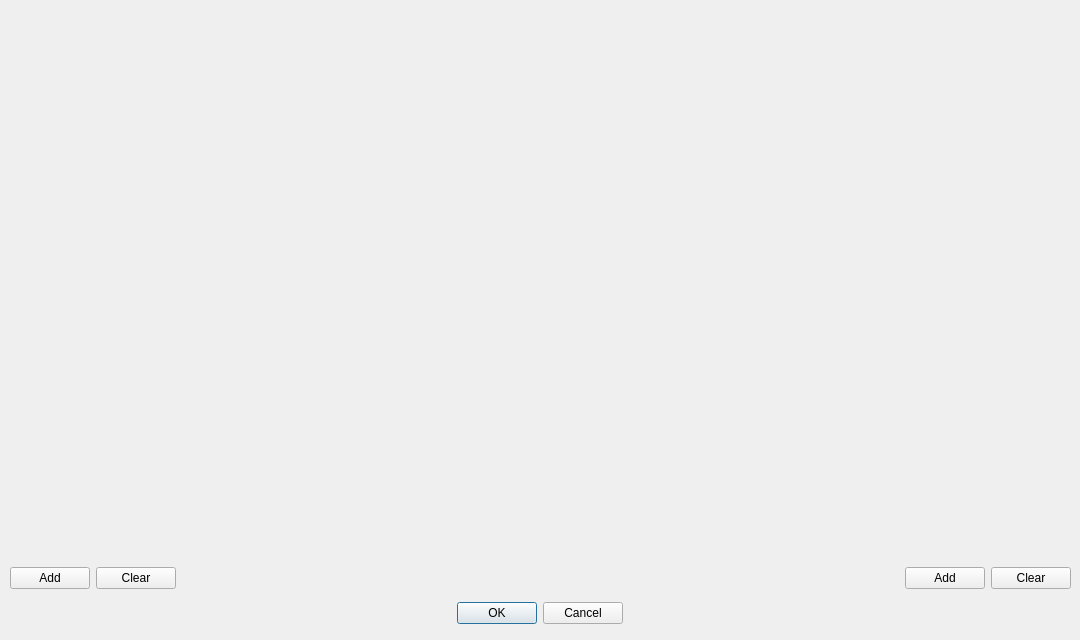
First picture: the form in changetagkeyform.ui, repository Pinadva/Job, before the edit.
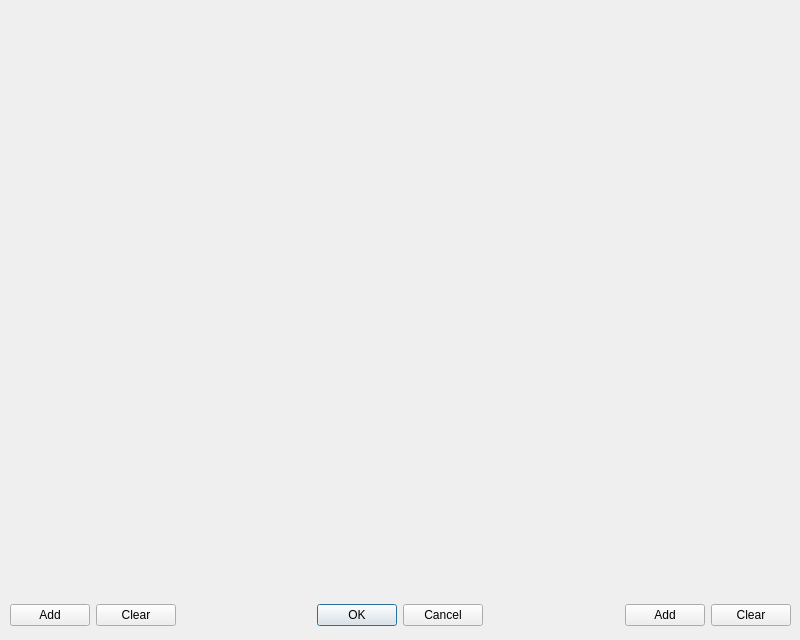
Second picture: the form after the edit.

What changed in the file:
```diff
--- a/changetagkeyform.ui
+++ b/changetagkeyform.ui
@@ -6,25 +6,34 @@
    <rect>
     <x>0</x>
     <y>0</y>
-    <width>1080</width>
+    <width>800</width>
     <height>640</height>
    </rect>
   </property>
   <property name="windowTitle">
    <string>Dialog</string>
   </property>
-  <widget class="QWidget" name="verticalLayoutWidget">
+  <widget class="QWidget" name="horizontalLayoutWidget_3">
    <property name="geometry">
     <rect>
      <x>10</x>
-     <y>560</y>
-     <width>1061</width>
-     <height>71</height>
+     <y>10</y>
+     <width>781</width>
+     <height>581</height>
     </rect>
    </property>
-   <layout class="QVBoxLayout" name="verticalLayout">
-    <item>
-     <layout class="QHBoxLayout" name="horizontalLayout_3">
+   <layout class="QHBoxLayout" name="tags_horizontalLayout"/>
+  </widget>
+  <widget class="QWidget" name="horizontalLayoutWidget">
+   <property name="geometry">
+    <rect>
+     <x>10</x>
+     <y>600</y>
+     <width>781</width>
+     <height>31</height>
+    </rect>
+   </property>
+   <layout class="QHBoxLayout" name="horizontalLayout">
       <item>
        <widget class="QPushButton" name="add_unique_pushButton">
         <property name="text">
@@ -40,37 +49,6 @@
        </widget>
       </item>
       <item>
-       <spacer name="horizontalSpacer">
-        <property name="orientation">
-         <enum>Qt::Horizontal</enum>
-        </property>
-        <property name="sizeHint" stdset="0">
-         <size>
-          <width>40</width>
-          <height>20</height>
-         </size>
-        </property>
-       </spacer>
-      </item>
-      <item>
-       <widget class="QPushButton" name="add_common_pushButton">
-        <property name="text">
-         <string>Add</string>
-        </property>
-       </widget>
-      </item>
-      <item>
-       <widget class="QPushButton" name="clear_common_pushButton">
-        <property name="text">
-         <string>Clear</string>
-        </property>
-       </widget>
-      </item>
-     </layout>
-    </item>
-    <item>
-     <layout class="QHBoxLayout" name="horizontalLayout">
-      <item>
        <spacer name="horizontalSpacer_2">
         <property name="orientation">
          <enum>Qt::Horizontal</enum>
@@ -158,20 +136,21 @@
         </property>
        </spacer>
       </item>
-     </layout>
-    </item>
-   </layout>
-  </widget>
-  <widget class="QWidget" name="horizontalLayoutWidget_3">
-   <property name="geometry">
-    <rect>
-     <x>9</x>
-     <y>9</y>
-     <width>1061</width>
-     <height>551</height>
-    </rect>
-   </property>
-   <layout class="QHBoxLayout" name="tags_horizontalLayout"/>
+    <item>
+     <widget class="QPushButton" name="add_common_pushButton">
+      <property name="text">
+       <string>Add</string>
+      </property>
+     </widget>
+    </item>
+    <item>
+     <widget class="QPushButton" name="clear_common_pushButton">
+      <property name="text">
+       <string>Clear</string>
+      </property>
+     </widget>
+    </item>
+   </layout>
   </widget>
  </widget>
  <resources/>
```
Left out of the diff: 2 changed lines with no effect on the pictures. Lines whose indentation alone changed are shown as unchanged.
